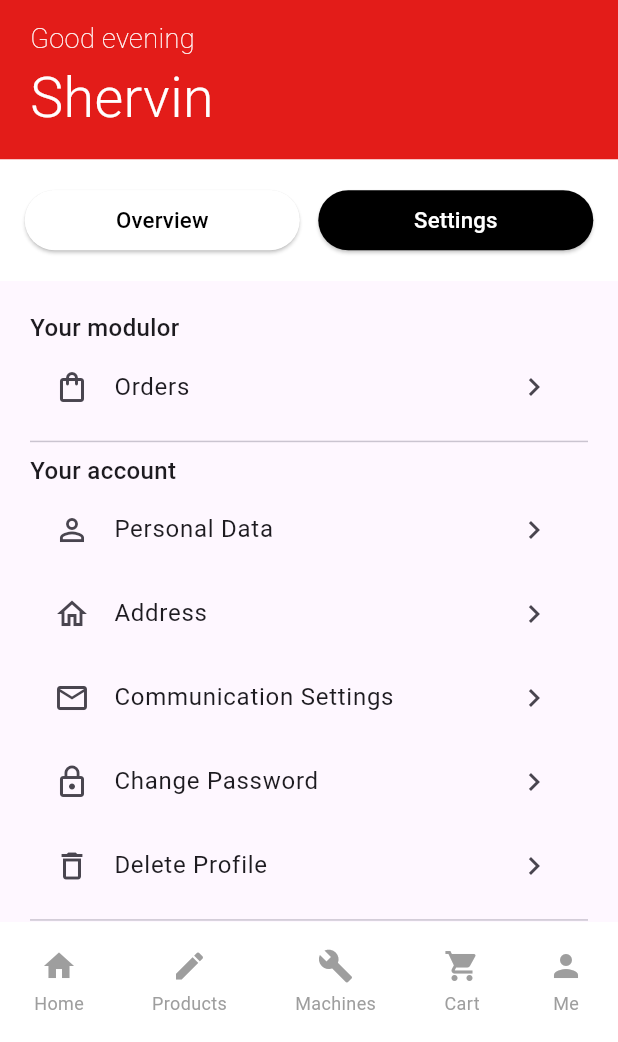
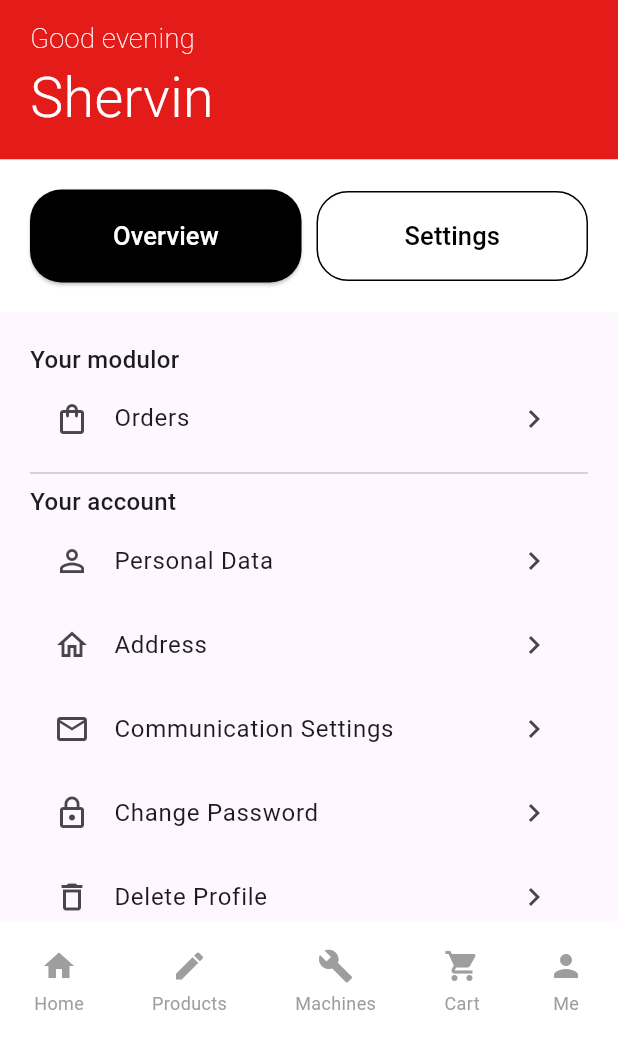
Before and after one commit to MatusOremus123/ModularGO, a Flutter app: the SettingsPage screen opened directly, on a phone screen of 412 x 824 dp, the part 194-1236 px from its top. Run offline on Flutter 3.47's test engine with Material 3 defaults, Android fonts, the light colour scheme and no system bars.

Commit message:
change UI

```diff
--- a/lib/screens/settings_page.dart
+++ b/lib/screens/settings_page.dart
@@ -1,4 +1,5 @@
 import 'package:flutter/material.dart';
+import 'before_login_screen.dart'; // Replace with your actual import
 
 class SettingsPage extends StatelessWidget {
   @override
@@ -55,55 +56,56 @@ class SettingsPage extends StatelessWidget {
               ],
             ),
           ),
-          // Buttons Section
+          // Buttons Section with Overview and Settings buttons added
           Container(
-            padding: EdgeInsets.symmetric(
-              horizontal: screenWidth * 0.04,
-              vertical: screenHeight * 0.02,
-            ),
+            padding: EdgeInsets.symmetric(horizontal: 20, vertical: 20),
             color: Colors.white,
             child: Row(
+              mainAxisAlignment: MainAxisAlignment.spaceEvenly,
               children: [
                 Expanded(
                   child: ElevatedButton(
                     onPressed: () {
-                      Navigator.pop(context); // Go back to the HomePage
+                      Navigator.pop(context); // Handle Overview button press
                     },
-                    style: ElevatedButton.styleFrom(
-                      backgroundColor: Colors.white,
-                      shape: RoundedRectangleBorder(
-                        borderRadius: BorderRadius.circular(21),
-                      ),
-                    ),
-                    child: Text(
-                      "Overview",
-                      style: TextStyle(
-                        fontSize: screenHeight * 0.018,
-                        color: Colors.black,
-                        fontWeight: FontWeight.w500,
-                        fontFamily: 'Roboto',
-                      ),
-                    ),
-                  ),
-                ),
-                SizedBox(width: screenWidth * 0.03),
-                Expanded(
-                  child: ElevatedButton(
-                    onPressed: () {},
                     style: ElevatedButton.styleFrom(
                       backgroundColor: Colors.black,
                       shape: RoundedRectangleBorder(
                         borderRadius: BorderRadius.circular(21),
                       ),
+                      padding: EdgeInsets.symmetric(vertical: 19), // Increased height
                     ),
                     child: Text(
-                      "Settings",
+                      'Overview',
                       style: TextStyle(
-                        fontSize: screenHeight * 0.018,
-                        color: Colors.white,
-                        fontWeight: FontWeight.w500,
-                        fontFamily: 'Roboto',
+                        fontSize: 17, // Optional: Adjust font size
+                        color: Colors.white, // Set text color to white
                       ),
+                    ),
+                  ),
+                ),
+                SizedBox(width: 10),
+                Expanded(
+                  child: OutlinedButton(
+                    onPressed: () {
+                      // Navigate to SettingsPage
+                      Navigator.push(
+                        context,
+                        MaterialPageRoute(
+                          builder: (context) => SettingsPage(),
+                        ),
+                      );
+                    },
+                    style: OutlinedButton.styleFrom(
+                      side: BorderSide(color: Colors.black),
+                      shape: RoundedRectangleBorder(
+                        borderRadius: BorderRadius.circular(21),
+                      ),
+                      padding: EdgeInsets.symmetric(vertical: 18), // Increased height
+                    ),
+                    child: Text(
+                      'Settings',
+                      style: TextStyle(color: Colors.black, fontSize: 17), // Optional: Adjust font size
                     ),
                   ),
                 ),
@@ -219,7 +221,12 @@ class SettingsPage extends StatelessWidget {
                 SizedBox(height: 30),
                 Center(
                   child: OutlinedButton(
-                    onPressed: () {},
+                    onPressed: () {
+                      Navigator.pushReplacement(
+                        context,
+                        MaterialPageRoute(builder: (context) => BeforeLoginScreen()),
+                      );
+                    },
                     style: OutlinedButton.styleFrom(
                       side: BorderSide(color: Colors.black),
                       shape: RoundedRectangleBorder(
```
